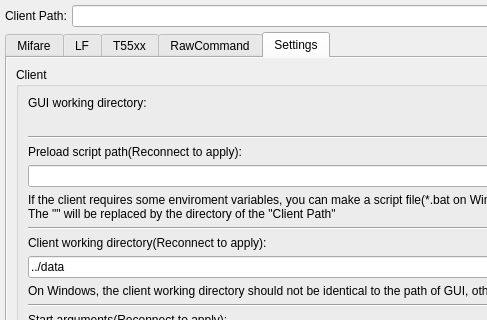
The window that src/ui/mainwindow.ui (VANsMAN-BBS/Proxmark3-GUI-NEW) describes before a commit, drawn with Qt 5; both pictures show x 0 to 487 and y 0 to 320 of the 1050 by 750 pixel window.
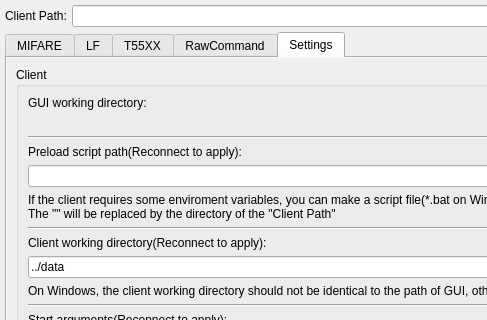
The same window after the commit. The open tabs and pages were chosen to show the change.

The edit to the form file:
```diff
--- a/src/ui/mainwindow.ui
+++ b/src/ui/mainwindow.ui
@@ -153,7 +153,7 @@
       </property>
       <widget class="QWidget" name="mifareTab">
        <attribute name="title">
-        <string>Mifare</string>
+        <string>MIFARE</string>
        </attribute>
        <layout class="QVBoxLayout" name="verticalLayout_7">
         <property name="spacing">
@@ -1880,7 +1880,7 @@
       </widget>
       <widget class="QWidget" name="t55xxTab">
        <attribute name="title">
-        <string>T55xx</string>
+        <string>T55XX</string>
        </attribute>
        <widget class="QGroupBox" name="groupBox">
         <property name="geometry">
```
Left out of the diff: 40 changed lines with no effect on the pictures. Lines whose indentation alone changed are shown as unchanged.
